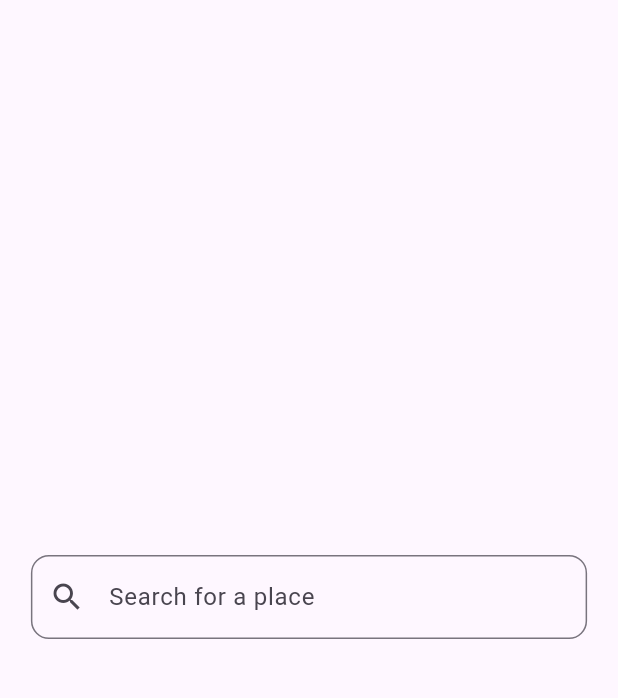
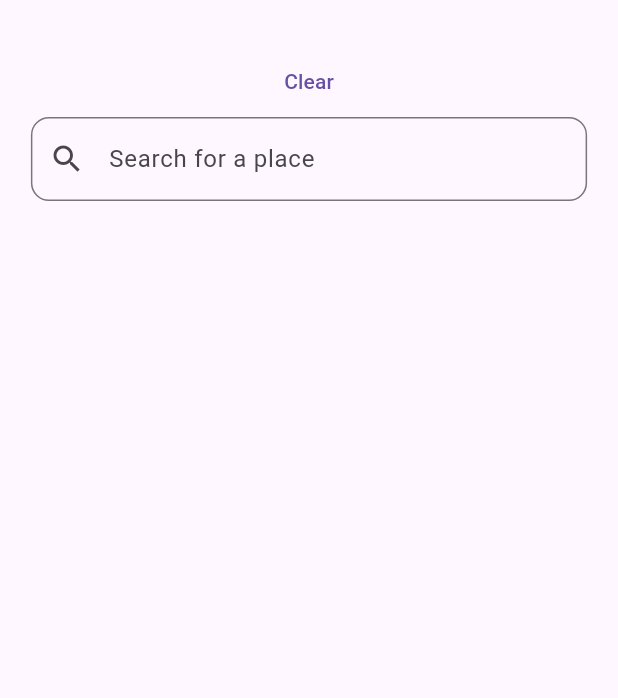
Before and after one commit to dhiaCodes/autocomplete_google_places_widget, a Flutter app: the screen it shows after launch, on a phone screen of 412 x 824 dp, the part 63-761 px from its top. Run offline on Flutter 3.47's test engine with Material 3 defaults, Android fonts, the light colour scheme and no system bars; our stand-ins replace dio, shared_preferences.

Commit message:
update example to showcase the use of `TextEditingController` and `FocusNode`

```diff
--- a/example/lib/main.dart
+++ b/example/lib/main.dart
@@ -33,6 +33,9 @@ class MyHomePage extends StatefulWidget {
 class _MyHomePageState extends State<MyHomePage> {
   final _yourGoogleAPIKey = ''; // fill with your Google API Key
 
+  final TextEditingController _textEditingController = TextEditingController();
+  final FocusNode _focusNode = FocusNode();
+
   @override
   Widget build(BuildContext context) {
     return GestureDetector(
@@ -44,16 +47,26 @@ class _MyHomePageState extends State<MyHomePage> {
         body: Padding(
           padding: const EdgeInsets.all(16.0),
           child: Center(
-              child: GPlacesAutoComplete(
-            googleAPIKey: _yourGoogleAPIKey,
-            countries: const ['FR'],
-            onItemSelected: (p0) => log('onItemSelected: ${p0.description}'),
-            enablePredictionsHistory: true,
-            liteModeHistory: true,
-            menuTileIcon: const Icon(
-              Icons.location_on,
+            child: Column(
+              children: [
+                TextButton(
+                    onPressed: () {
+                      _textEditingController.clear();
+                    },
+                    child: const Text('Clear')),
+                GPlacesAutoComplete(
+                  googleAPIKey: _yourGoogleAPIKey,
+                  textEditingController: _textEditingController,
+                  focusNode: _focusNode,
+                  countries: const ['FR'],
+                  onOptionSelected: (option) =>
+                      log('onOptionSelected: ${option.description}'),
+                  enableHistory: true,
+                  liteModeHistory: true,
+                ),
+              ],
             ),
-          )),
+          ),
         ),
       ),
     );
```
